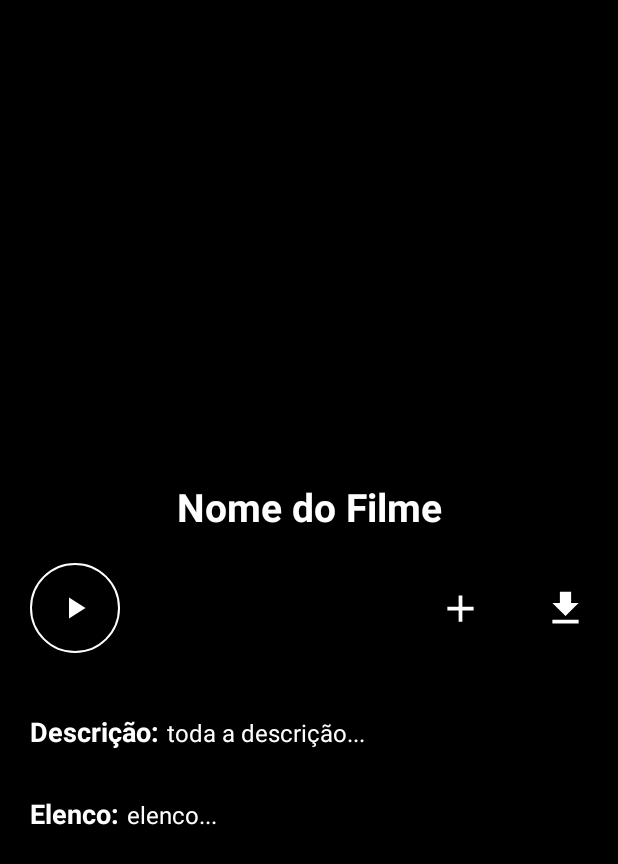
After one commit to guihroch/MovieApp, an Android app: the layout activity_detalhes_page.xml on its own in the app's theme, with its tools: preview values and no code run, on a phone screen of 412 x 824 dp. The commit adds this screen. Shown: the top 864 px of the screen. Run offline under Robolectric (Android 15) with nearby library versions, the phone set to English and light mode, and no system bars.

Commit message:
3 commit

```diff
--- a/app/src/main/AndroidManifest.xml
+++ b/app/src/main/AndroidManifest.xml
@@ -3,7 +3,6 @@
     xmlns:tools="http://schemas.android.com/tools">
 
     <uses-permission android:name="android.permission.INTERNET" />
-
 
     <application
         android:allowBackup="true"
@@ -15,6 +14,9 @@
         android:supportsRtl="true"
         android:theme="@style/Theme.MovieApp"
         tools:targetApi="31">
+        <activity
+            android:name=".activities.DetalhesPage"
+            android:exported="false" />
         <activity
             android:name=".activities.HomePage"
             android:exported="false" />
--- a/app/src/main/java/com/example/movieapp/adapter/AdapterCategoria.kt
+++ b/app/src/main/java/com/example/movieapp/adapter/AdapterCategoria.kt
@@ -26,11 +26,10 @@ class AdapterCategoria(
 
     override fun onBindViewHolder(holder: CategoriaViewHolder, position: Int) {
         holder.categoria.text = listaCategoria[position].titulo
-
-
         holder.recyclerViewFilmes.adapter = AdapterFilme(context, listaCategoria[position].filme)
         holder.recyclerViewFilmes.layoutManager =
             LinearLayoutManager(context, LinearLayoutManager.HORIZONTAL, false)
+
     }
 
     inner class CategoriaViewHolder(binding: ItemCategoriaBinding) :
--- /dev/null
+++ b/app/src/main/res/drawable/background_button_play.xml
@@ -0,0 +1,7 @@
+<?xml version="1.0" encoding="utf-8"?>
+<shape xmlns:android="http://schemas.android.com/apk/res/android">
+    <corners android:radius="30dp"/>
+    <solid android:color="@color/black"/>
+    <stroke android:color="@color/white" android:width="1dp"/>
+
+</shape>
--- /dev/null
+++ b/app/src/main/res/drawable/ic_add.xml
@@ -0,0 +1,5 @@
+<vector android:height="24dp" android:tint="#FFFFFF"
+    android:viewportHeight="24" android:viewportWidth="24"
+    android:width="24dp" xmlns:android="http://schemas.android.com/apk/res/android">
+    <path android:fillColor="@android:color/white" android:pathData="M19,13h-6v6h-2v-6H5v-2h6V5h2v6h6v2z"/>
+</vector>
--- a/app/src/main/res/drawable/ic_arrow_back.xml
+++ b/app/src/main/res/drawable/ic_arrow_back.xml
@@ -1,5 +1,5 @@
 <vector android:autoMirrored="true" android:height="30dp"
-    android:tint="#FFFFFF" android:viewportHeight="24"
+    android:tint="@color/black" android:viewportHeight="24"
     android:viewportWidth="24" android:width="30dp" xmlns:android="http://schemas.android.com/apk/res/android">
     <path android:fillColor="@android:color/white" android:pathData="M15.41,16.59L10.83,12l4.58,-4.59L14,6l-6,6 6,6 1.41,-1.41z"/>
 </vector>
--- /dev/null
+++ b/app/src/main/res/drawable/ic_download.xml
@@ -0,0 +1,5 @@
+<vector android:height="24dp" android:tint="#FFFFFF"
+    android:viewportHeight="24" android:viewportWidth="24"
+    android:width="24dp" xmlns:android="http://schemas.android.com/apk/res/android">
+    <path android:fillColor="@android:color/white" android:pathData="M19,9h-4V3H9v6H5l7,7 7,-7zM5,18v2h14v-2H5z"/>
+</vector>
--- /dev/null
+++ b/app/src/main/res/drawable/ic_logout.xml
@@ -0,0 +1,5 @@
+<vector android:autoMirrored="true" android:height="24dp"
+    android:tint="@color/dark_blue" android:viewportHeight="24"
+    android:viewportWidth="24" android:width="24dp" xmlns:android="http://schemas.android.com/apk/res/android">
+    <path android:fillColor="@android:color/white" android:pathData="M17,7l-1.41,1.41L18.17,11H8v2h10.17l-2.58,2.58L17,17l5,-5zM4,5h8V3H4c-1.1,0 -2,0.9 -2,2v14c0,1.1 0.9,2 2,2h8v-2H4V5z"/>
+</vector>
--- /dev/null
+++ b/app/src/main/res/drawable/ic_play_arrow.xml
@@ -0,0 +1,5 @@
+<vector android:height="24dp" android:tint="#FFFFFF"
+    android:viewportHeight="24" android:viewportWidth="24"
+    android:width="24dp" xmlns:android="http://schemas.android.com/apk/res/android">
+    <path android:fillColor="@android:color/white" android:pathData="M8,5v14l11,-7z"/>
+</vector>
--- /dev/null
+++ b/app/src/main/res/layout/activity_detalhes_page.xml
@@ -0,0 +1,124 @@
+<?xml version="1.0" encoding="utf-8"?>
+<androidx.constraintlayout.widget.ConstraintLayout xmlns:android="http://schemas.android.com/apk/res/android"
+    xmlns:app="http://schemas.android.com/apk/res-auto"
+    xmlns:tools="http://schemas.android.com/tools"
+    android:layout_width="match_parent"
+    android:layout_height="match_parent"
+    android:background="@color/black"
+    tools:context=".activities.DetalhesPage">
+
+    <ImageView
+        android:id="@+id/capa_filme"
+        android:layout_width="match_parent"
+        android:layout_height="300dp"
+        android:scaleType="centerCrop"
+        app:layout_constraintEnd_toEndOf="parent"
+        app:layout_constraintStart_toStartOf="parent"
+        app:layout_constraintTop_toTopOf="parent" />
+
+    <TextView
+        android:id="@+id/nome_filme"
+        android:layout_width="match_parent"
+        android:layout_height="wrap_content"
+        android:layout_marginHorizontal="20dp"
+        android:layout_marginTop="20dp"
+        android:gravity="center"
+        android:text="Nome do Filme"
+        android:textColor="@color/white"
+        android:textSize="26sp"
+        android:textStyle="bold"
+        app:layout_constraintEnd_toEndOf="parent"
+        app:layout_constraintStart_toStartOf="parent"
+        app:layout_constraintTop_toBottomOf="@id/capa_filme" />
+
+    <ImageButton
+        android:id="@+id/button_play"
+        android:layout_width="60dp"
+        android:layout_height="60dp"
+        android:layout_marginStart="20dp"
+        android:layout_marginTop="20dp"
+        android:background="@drawable/background_button_play"
+        android:src="@drawable/ic_play_arrow"
+        app:layout_constraintStart_toStartOf="parent"
+        app:layout_constraintTop_toBottomOf="@id/nome_filme" />
+
+    <LinearLayout
+        android:layout_width="wrap_content"
+        android:layout_height="wrap_content"
+        android:layout_marginTop="35dp"
+        app:layout_constraintEnd_toEndOf="parent"
+        app:layout_constraintTop_toBottomOf="@id/nome_filme">
+
+        <ImageView
+            android:layout_width="30dp"
+            android:layout_height="30dp"
+            android:layout_marginEnd="40dp"
+            android:src="@drawable/ic_add" />
+
+        <ImageView
+            android:layout_width="30dp"
+            android:layout_height="30dp"
+            android:layout_marginEnd="20dp"
+            android:src="@drawable/ic_download"
+            app:layout_constraintEnd_toEndOf="parent"
+            app:layout_constraintTop_toBottomOf="@id/nome_filme" />
+    </LinearLayout>
+
+    <LinearLayout
+        android:id="@+id/container_descricao"
+        android:layout_width="match_parent"
+        android:layout_height="wrap_content"
+        app:layout_constraintStart_toStartOf="parent"
+        app:layout_constraintTop_toBottomOf="@+id/button_play">
+
+        <TextView
+            android:layout_width="wrap_content"
+            android:layout_height="wrap_content"
+            android:layout_marginStart="20dp"
+            android:layout_marginTop="40dp"
+            android:text="Descrição:"
+            android:textColor="@color/white"
+            android:textSize="18sp"
+            android:textStyle="bold" />
+
+        <TextView
+            android:id="@+id/descricao_filme"
+            android:layout_width="wrap_content"
+            android:layout_height="wrap_content"
+            android:gravity="start"
+            android:layout_marginStart="5dp"
+            android:layout_marginTop="40dp"
+            android:textSize="16sp"
+            android:text="toda a descrição..."
+            android:textColor="@color/white" />
+    </LinearLayout>
+    <LinearLayout
+        android:layout_width="match_parent"
+        android:layout_height="wrap_content"
+        app:layout_constraintStart_toStartOf="parent"
+        app:layout_constraintTop_toBottomOf="@+id/container_descricao">
+
+        <TextView
+            android:layout_width="wrap_content"
+            android:layout_height="wrap_content"
+            android:layout_marginStart="20dp"
+            android:layout_marginTop="30dp"
+            android:text="Elenco:"
+            android:textColor="@color/white"
+            android:textSize="18sp"
+            android:textStyle="bold" />
+
+        <TextView
+            android:id="@+id/elenco_filme"
+            android:layout_width="wrap_content"
+            android:layout_height="wrap_content"
+            android:gravity="start"
+            android:layout_marginStart="5dp"
+            android:layout_marginTop="30dp"
+            android:textSize="16sp"
+            android:text="elenco..."
+            android:textColor="@color/white" />
+    </LinearLayout>
+
+
+</androidx.constraintlayout.widget.ConstraintLayout>
```
Also changed, not shown: app/src/main/java/com/example/movieapp/MainActivity.kt (+5 -3 lines), app/src/main/java/com/example/movieapp/activities/CadastroPage.kt (+21 -2 lines), app/src/main/java/com/example/movieapp/activities/DetalhesPage.kt (added, +32 -0 lines), app/src/main/java/com/example/movieapp/activities/HomePage.kt (+13 -3 lines), app/src/main/java/com/example/movieapp/adapter/AdapterFilme.kt (+16 -4 lines), app/src/main/java/com/example/movieapp/model/Categoria.kt (+8 -5 lines), app/src/main/res/layout/activity_cadastro_page.xml (+9 -0 lines), app/src/main/res/layout/activity_home_page.xml (+62 -13 lines).
